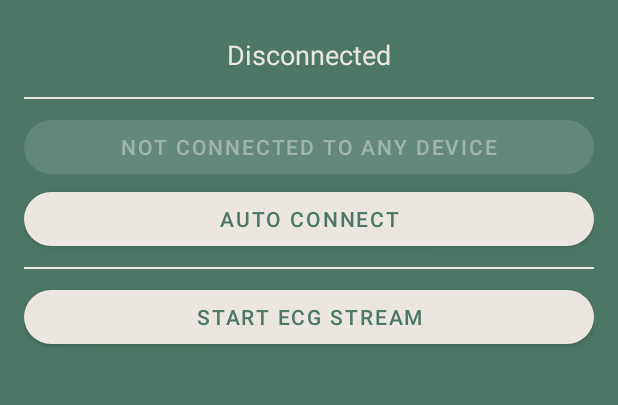
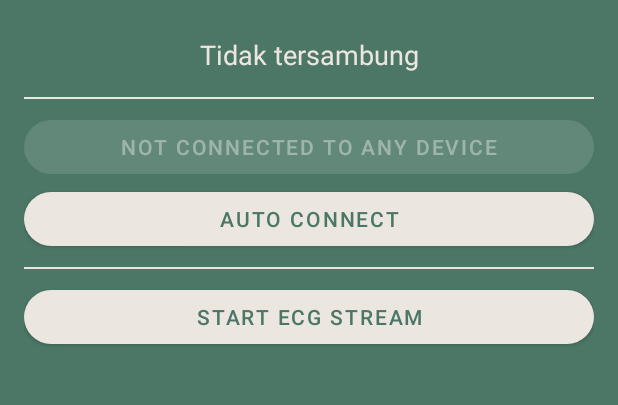
Before and after one commit to HanzFordy/CNN-ECG-Inference-Android, an Android app: the screen it shows after launch (MainActivity), on a phone screen of 412 x 824 dp, the part 84-489 px from its top. Run offline under Robolectric (Android 15) with nearby library versions, the phone set to English and light mode, and no system bars; our stand-ins replace RxJava; libraries missing offline, so code that uses them is left out: com.polar.androidcommunications, com.polar.sdk; 2 statements that could not run were skipped.

```diff
--- a/app/src/main/res/layout/activity_main.xml
+++ b/app/src/main/res/layout/activity_main.xml
@@ -16,7 +16,7 @@
             android:id="@+id/connection_status"
             android:layout_width="match_parent"
             android:layout_height="wrap_content"
-            android:text="Disconnected"
+            android:text="Tidak tersambung"
             android:textColor="@color/primaryColor"
             android:textSize="18sp"
             android:padding="8dp"
```
